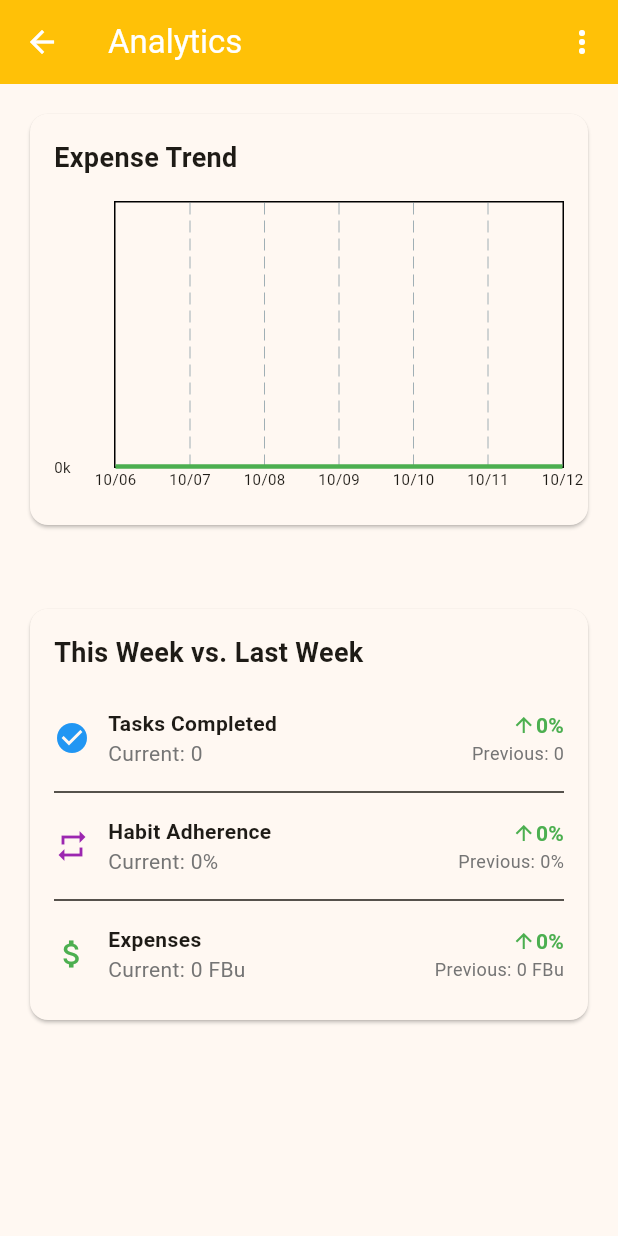
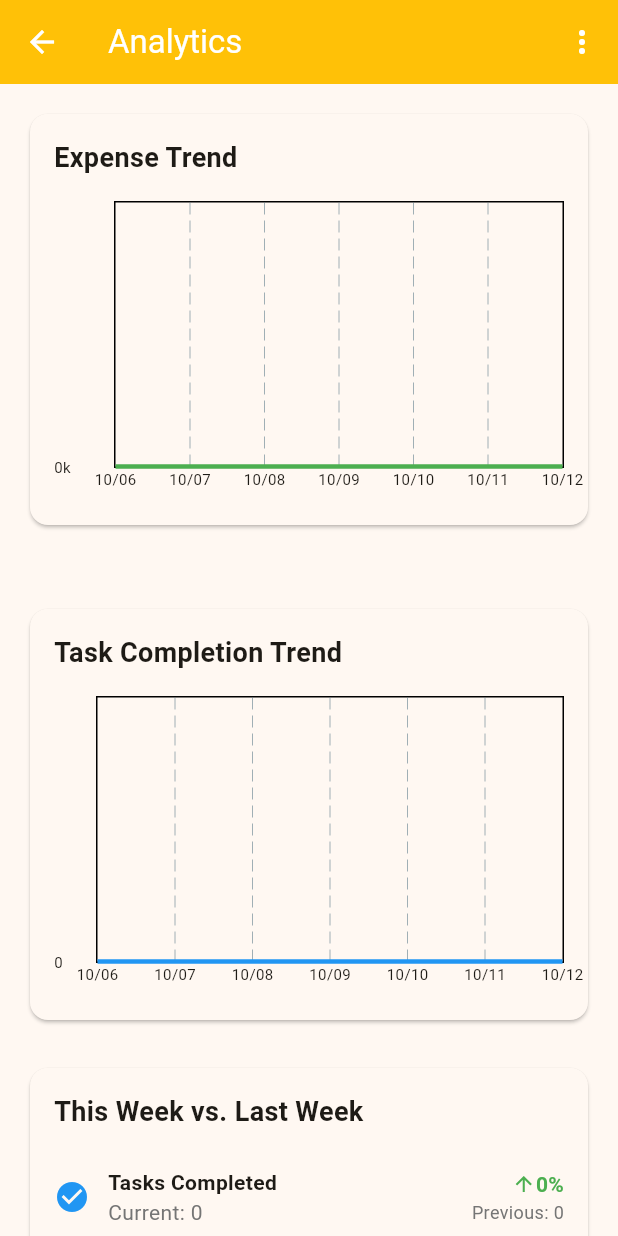
Before and after one commit to Sama-ndari/SamandariApp, a Flutter app: the EnhancedAnalyticsScreen screen opened directly, on a phone screen of 412 x 824 dp. Run offline on Flutter 3.47's test engine with Material 3 defaults, Android fonts, the phone set to English and light mode, and no system bars; drawn by our look-alikes of fl_chart; our stand-ins replace azlistview, confetti, connectivity_plus, file_picker, flutter_dotenv, flutter_heatmap_calendar and 7 more; missing offline and left inert: mailer; accounts and stored records are empty; network calls fail.

Commit message:
Protection Push

```diff
--- a/lib/screens/enhanced_analytics_screen.dart
+++ b/lib/screens/enhanced_analytics_screen.dart
@@ -48,6 +48,8 @@ class _EnhancedAnalyticsScreenState extends State<EnhancedAnalyticsScreen> {
             _buildExpenseTrendChart(),
             const SizedBox(height: 24),
             _buildHabitCompletionChart(),
+            const SizedBox(height: 24),
+            _buildTaskTrendChart(),
             const SizedBox(height: 24),
             _buildComparisonCard(),
           ],
@@ -319,6 +321,69 @@ class _EnhancedAnalyticsScreenState extends State<EnhancedAnalyticsScreen> {
     );
   }
 
+  Widget _buildTaskTrendChart() {
+    final taskBox = Hive.box<Task>('tasks');
+    final dateRange = _getDateRange();
+    final days = dateRange.end.difference(dateRange.start).inDays;
+    final data = <FlSpot>[];
+
+    for (int i = 0; i < days; i++) {
+      final date = dateRange.start.add(Duration(days: i));
+      final dayStart = DateTime(date.year, date.month, date.day);
+      final dayEnd = dayStart.add(const Duration(days: 1));
+
+      int tasksCompleted = 0;
+      for (var task in taskBox.values) {
+        if (task.completedDate != null && task.completedDate!.isAfter(dayStart) && task.completedDate!.isBefore(dayEnd)) {
+          tasksCompleted++;
+        }
+      }
+      data.add(FlSpot(i.toDouble(), tasksCompleted.toDouble()));
+    }
+
+    return Card(
+      child: Padding(
+        padding: const EdgeInsets.all(16),
+        child: Column(
+          crossAxisAlignment: CrossAxisAlignment.start,
+          children: [
+            const Text('Task Completion Trend', style: TextStyle(fontSize: 18, fontWeight: FontWeight.bold)),
+            const SizedBox(height: 16),
+            SizedBox(
+              height: 200,
+              child: LineChart(
+                LineChartData(
+                  gridData: FlGridData(show: true),
+                  titlesData: FlTitlesData(
+                    leftTitles: AxisTitles(sideTitles: SideTitles(showTitles: true, reservedSize: 28, getTitlesWidget: (value, meta) => Text(value.toInt().toString(), style: const TextStyle(fontSize: 10)))),
+                    bottomTitles: AxisTitles(
+                      sideTitles: SideTitles(
+                        showTitles: true,
+                        getTitlesWidget: (value, meta) {
+                          if (value.toInt() % (days ~/ 5) == 0) {
+                            final date = _getDateRange().start.add(Duration(days: value.toInt()));
+                            return Text(DateFormat('MM/dd').format(date), style: const TextStyle(fontSize: 10));
+                          }
+                          return const Text('');
+                        },
+                      ),
+                    ),
+                    rightTitles: AxisTitles(sideTitles: SideTitles(showTitles: false)),
+                    topTitles: AxisTitles(sideTitles: SideTitles(showTitles: false)),
+                  ),
+                  borderData: FlBorderData(show: true),
+                  lineBarsData: [
+                    LineChartBarData(spots: data, isCurved: true, color: Colors.blue, barWidth: 3, dotData: FlDotData(show: false), belowBarData: BarAreaData(show: true, color: Colors.blue.withOpacity(0.1))),
+                  ],
+                ),
+              ),
+            ),
+          ],
+        ),
+      ),
+    );
+  }
+
   DateRange _getDateRange() {
     final now = DateTime.now();
     switch (_selectedPeriod) {
```
Also changed, not shown: lib/screens/habit_details_screen.dart (+42 -20 lines), lib/screens/habit_streak_screen.dart (+42 -65 lines), lib/services/capsule_check_service.dart (+9 -0 lines).
